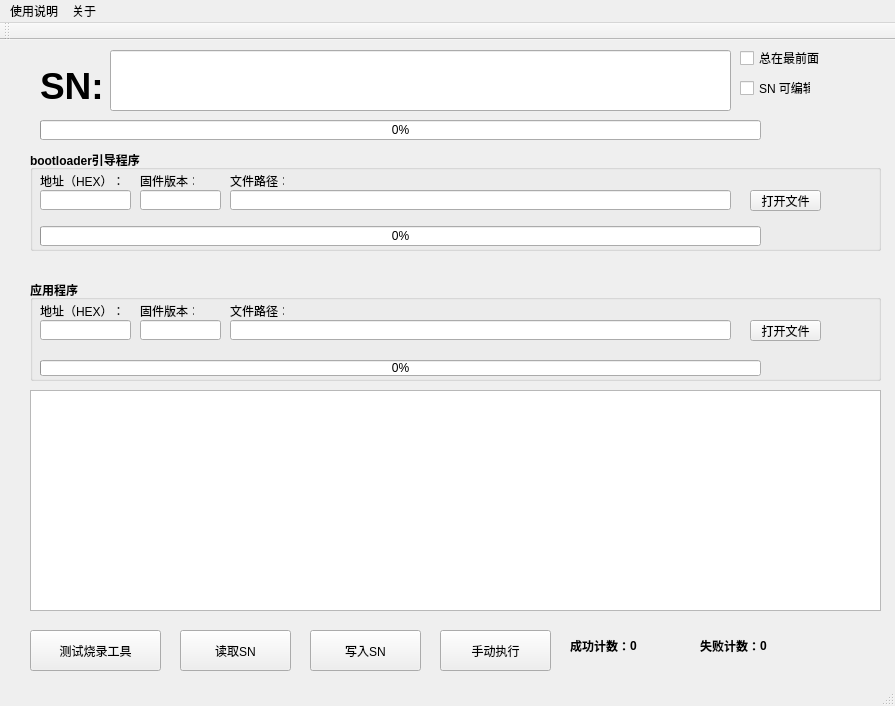
First picture: the form in qt_production_tool/mainwindow.ui, repository wkxboot/qt_production_tool, before the edit.
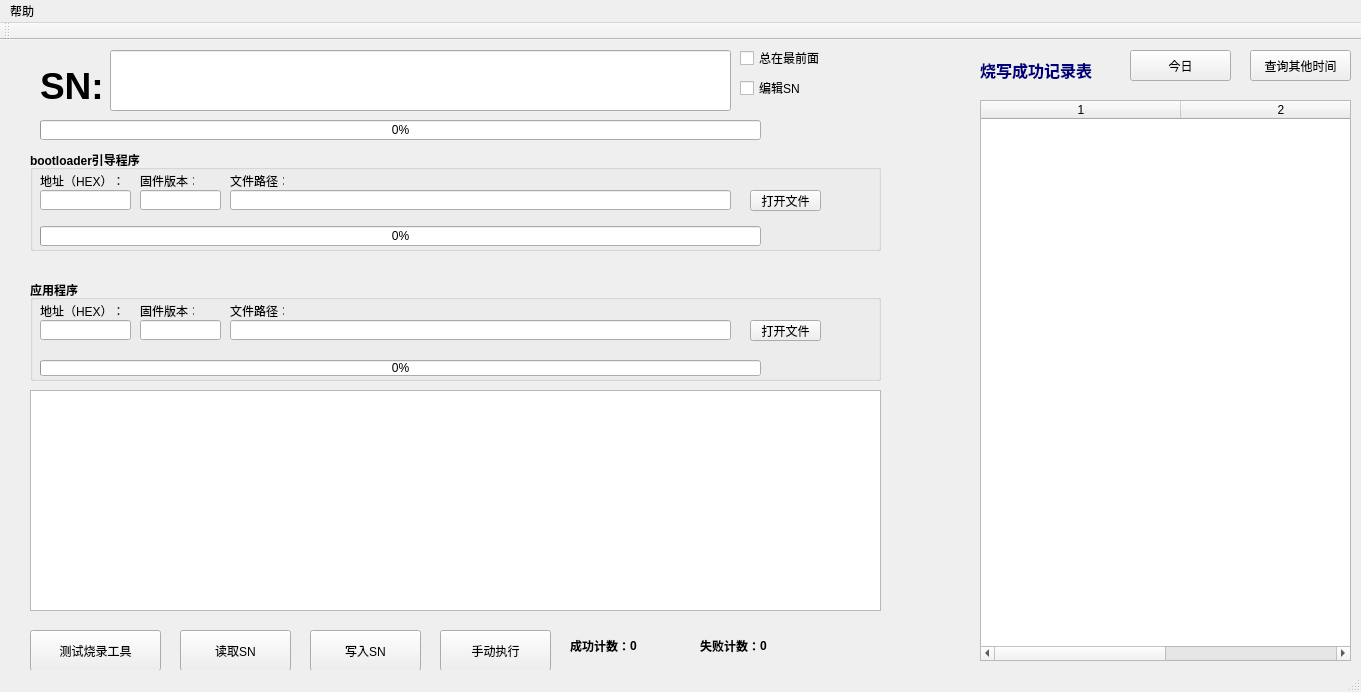
Second picture: the form after the edit.

Diff of the .ui file:
```diff
--- a/qt_production_tool/mainwindow.ui
+++ b/qt_production_tool/mainwindow.ui
@@ -6,10 +6,16 @@
    <rect>
     <x>0</x>
     <y>0</y>
-    <width>895</width>
-    <height>706</height>
+    <width>1361</width>
+    <height>692</height>
    </rect>
   </property>
+  <property name="sizePolicy">
+   <sizepolicy hsizetype="Preferred" vsizetype="Preferred">
+    <horstretch>0</horstretch>
+    <verstretch>0</verstretch>
+   </sizepolicy>
+  </property>
   <property name="minimumSize">
    <size>
     <width>0</width>
@@ -536,7 +542,7 @@
      </rect>
     </property>
     <property name="text">
-     <string>SN 可编辑</string>
+     <string>编辑SN</string>
     </property>
    </widget>
    <widget class="QPushButton" name="manual_exe_button">
@@ -600,28 +606,90 @@
      <string>总在最前面</string>
     </property>
    </widget>
+   <widget class="QLabel" name="label_9">
+    <property name="geometry">
+     <rect>
+      <x>980</x>
+      <y>10</y>
+      <width>141</width>
+      <height>41</height>
+     </rect>
+    </property>
+    <property name="text">
+     <string>&lt;html&gt;&lt;head/&gt;&lt;body&gt;&lt;p&gt;&lt;span style=&quot; font-size:12pt; font-weight:600; color:#00007f;&quot;&gt;烧写成功记录表&lt;/span&gt;&lt;/p&gt;&lt;/body&gt;&lt;/html&gt;</string>
+    </property>
+   </widget>
+   <widget class="QPushButton" name="query_today_button">
+    <property name="geometry">
+     <rect>
+      <x>1130</x>
+      <y>10</y>
+      <width>101</width>
+      <height>31</height>
+     </rect>
+    </property>
+    <property name="text">
+     <string>今日</string>
+    </property>
+   </widget>
+   <widget class="QPushButton" name="query_day_button">
+    <property name="geometry">
+     <rect>
+      <x>1250</x>
+      <y>10</y>
+      <width>101</width>
+      <height>31</height>
+     </rect>
+    </property>
+    <property name="text">
+     <string>查询其他时间</string>
+    </property>
+   </widget>
+   <widget class="QTableWidget" name="database_list">
+    <property name="geometry">
+     <rect>
+      <x>980</x>
+      <y>60</y>
+      <width>371</width>
+      <height>561</height>
+     </rect>
+    </property>
+    <property name="defaultDropAction">
+     <enum>Qt::IgnoreAction</enum>
+    </property>
+    <property name="selectionBehavior">
+     <enum>QAbstractItemView::SelectRows</enum>
+    </property>
+    <property name="columnCount">
+     <number>2</number>
+    </property>
+    <attribute name="horizontalHeaderDefaultSectionSize">
+     <number>200</number>
+    </attribute>
+    <attribute name="verticalHeaderDefaultSectionSize">
+     <number>30</number>
+    </attribute>
+    <column/>
+    <column/>
+   </widget>
   </widget>
   <widget class="QMenuBar" name="menuBar">
    <property name="geometry">
     <rect>
      <x>0</x>
      <y>0</y>
-     <width>895</width>
+     <width>1361</width>
      <height>23</height>
     </rect>
    </property>
    <widget class="QMenu" name="menu">
     <property name="title">
-     <string>使用说明</string>
+     <string>帮助</string>
     </property>
-   </widget>
-   <widget class="QMenu" name="menu_2">
-    <property name="title">
-     <string>关于</string>
-    </property>
+    <addaction name="actionabout"/>
+    <addaction name="actionuser_guide"/>
    </widget>
    <addaction name="menu"/>
-   <addaction name="menu_2"/>
   </widget>
   <widget class="QToolBar" name="mainToolBar">
    <attribute name="toolBarArea">
```
Left out of the diff: 19 changed lines with no effect on the pictures.
